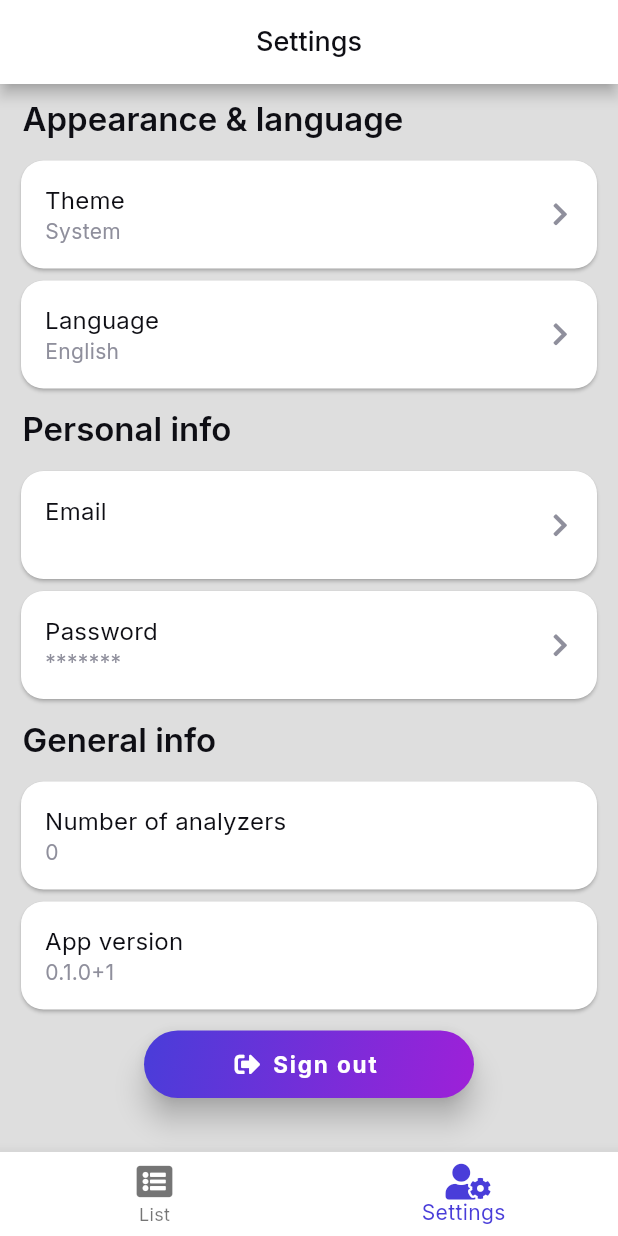
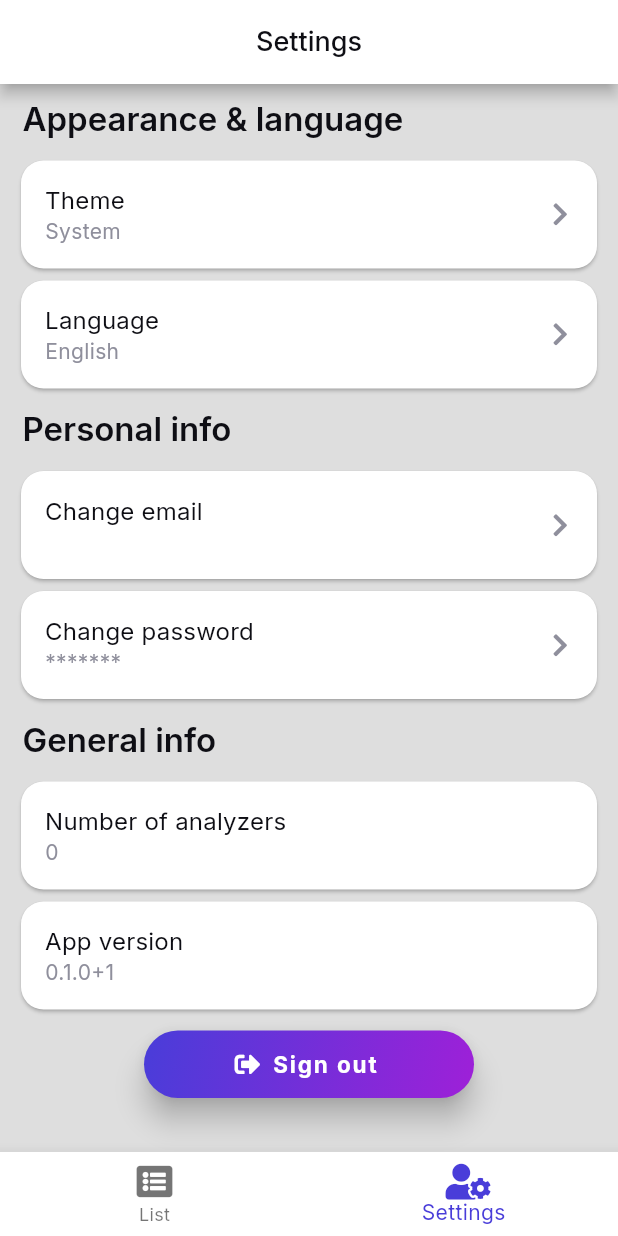
Before and after one commit to ziperjohn/analyzer, a Flutter app: the screen it shows once a user with an empty profile is signed in, item 2 of the bottom bar chosen, on a phone screen of 412 x 824 dp. Run offline on Flutter 3.47's test engine with Material 2 defaults, Android fonts, the phone set to English and light mode, and no system bars; our stand-ins replace another_flushbar, cloud_firestore, firebase_auth, firebase_core, fl_chart, flutter_spinkit and 6 more; accounts and stored records are empty; generated files the repository leaves out were written again.

Commit message:
Changed translation

```diff
--- a/lib/localization/app_cs.arb
+++ b/lib/localization/app_cs.arb
@@ -26,7 +26,7 @@
     "new_password": "Nové heslo",
     "confirm_password": "Potvrdit heslo",
     "confirm_new_password": "Potvrdit nové heslo",
-    "name": "Jméno",
+    "name": "Název",
     "place": "Místo",
     "data": "Data",
     "edit": "Editovat",
--- a/lib/settings/settings_screen.dart
+++ b/lib/settings/settings_screen.dart
@@ -53,13 +53,13 @@ class SettingsScreen extends StatelessWidget {
                 ),
                 TitleList(title: _locale.personal_info),
                 SettingsCard(
-                  title: _locale.email,
+                  title: _locale.change_email,
                   subtitle: _user.email ?? _locale.no_email,
                   onPressed: () => navigateToReauthenticationScreen(context, false),
                   hasIcon: true,
                 ),
                 SettingsCard(
-                  title: _locale.password,
+                  title: _locale.change_password,
                   subtitle: "*******",
                   onPressed: () => navigateToReauthenticationScreen(context, true),
                   hasIcon: true,
```
